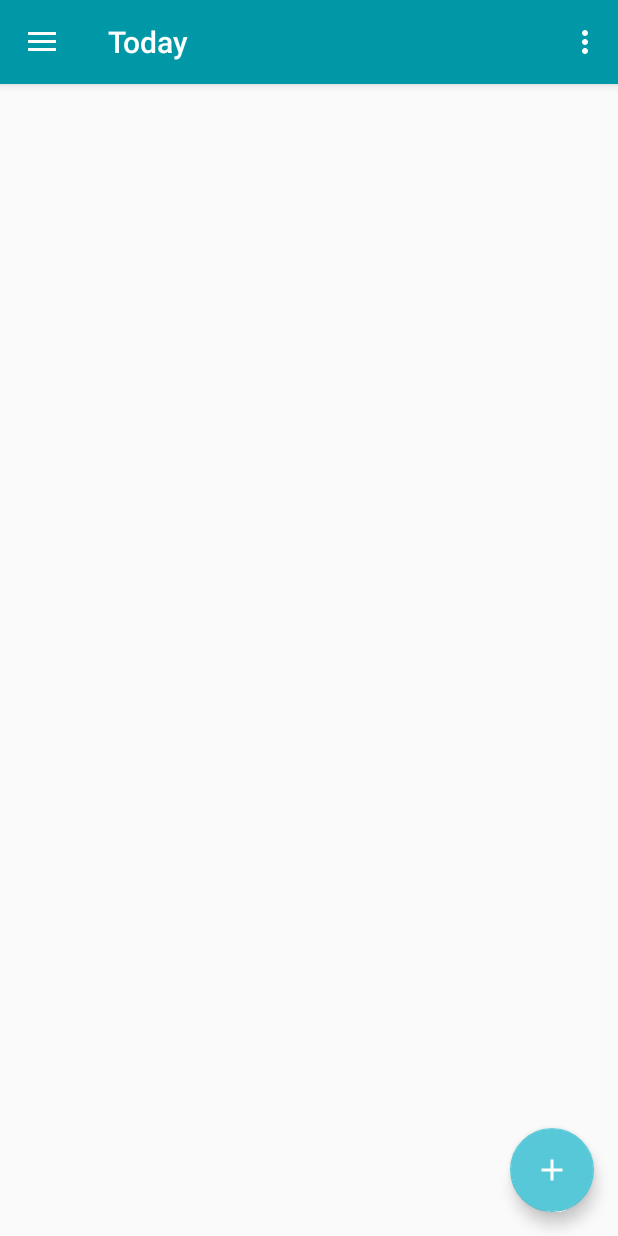
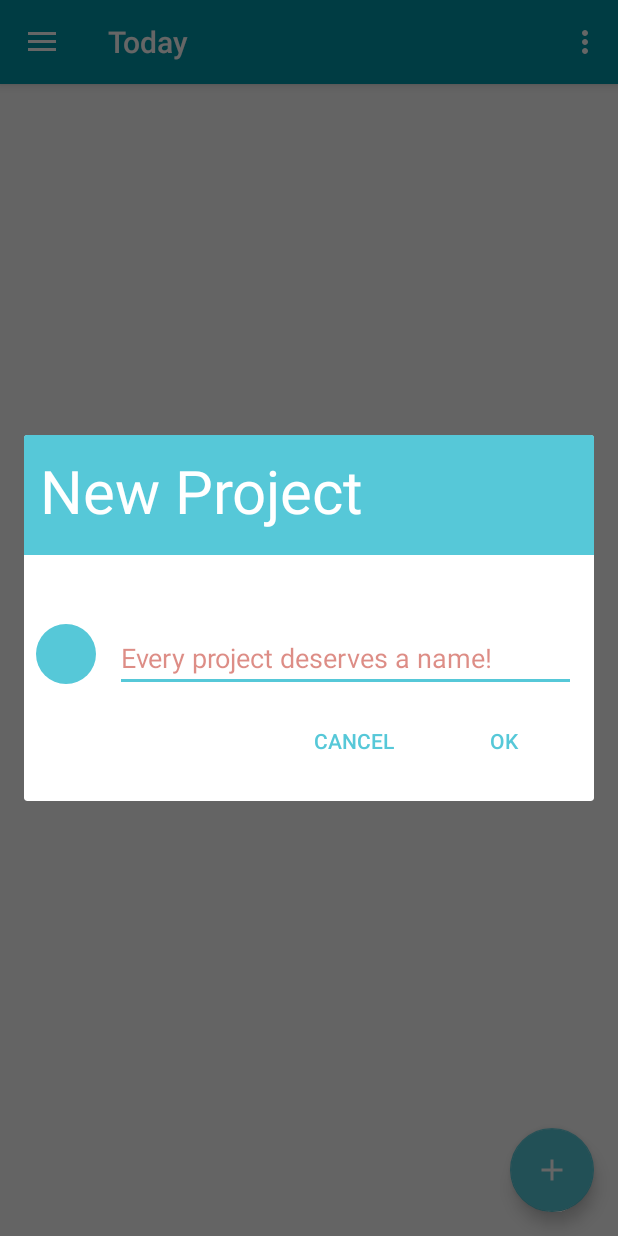
Before and after one commit to keinix/protoflow, an Android app: the fragment NewProjectDialogFragment placed in its activity, after a tap on "OK", on a phone screen of 412 x 824 dp. Run offline under Robolectric (Android 15) with nearby library versions, the phone set to English and light mode, and no system bars; our stand-ins replace ButterKnife, Dagger/Hilt's generated code.

```diff
--- a/app/build.gradle
+++ b/app/build.gradle
@@ -53,5 +53,8 @@ dependencies {
     implementation "com.google.dagger:dagger-android-support:$rootProject.daggerVersion"
     annotationProcessor "com.google.dagger:dagger-android-processor:$rootProject.daggerVersion"
 
+    // Color Picker
+    implementation 'com.github.skydoves:colorpickerpreference:1.0.2'
+
 
 }
--- a/app/src/main/java/io/keinix/protoflow/data/Task.java
+++ b/app/src/main/java/io/keinix/protoflow/data/Task.java
@@ -222,8 +222,6 @@ public class Task {
         return Objects.hash(scheduledDateUtc);
     }
 
-
-
     @Override
     public String toString() {
         return "Task{" +
--- a/app/src/main/java/io/keinix/protoflow/dialogs/NewProjectDialogFragment.java
+++ b/app/src/main/java/io/keinix/protoflow/dialogs/NewProjectDialogFragment.java
@@ -9,7 +9,11 @@ import android.view.LayoutInflater;
 import android.view.View;
 import android.view.ViewGroup;
 import android.widget.Button;
+import android.widget.EditText;
+import android.widget.Toast;
 
+import butterknife.BindColor;
+import butterknife.BindString;
 import butterknife.BindView;
 import butterknife.ButterKnife;
 import butterknife.OnClick;
@@ -18,12 +22,20 @@ import io.keinix.protoflow.R;
 
 public class NewProjectDialogFragment extends DialogFragment {
 
+    @BindView(R.id.edit_text_new_project_name) EditText newProjectEditText;
+    @BindString(R.string.new_project_no_title_warning) String noTitleString;
+    @BindString(R.string.new_project_no_title_toast) String noTitleToastString;
+    @BindColor(R.color.errorHintText) int red;
+
     private Unbinder mUnbinder;
 
     @OnClick(R.id.button_new_project_ok)
     void onNewProjectCreated() {
-        mListener.onProjectCreated();
-        dismiss();
+        String projectName = newProjectEditText.getText().toString();
+        if (checkProjectNameIsNotBack(projectName)) {
+            mListener.onProjectCreated(projectName);
+            dismiss();
+        }
     }
 
     @OnClick(R.id.button_new_project_cancel)
@@ -34,7 +46,7 @@ public class NewProjectDialogFragment extends DialogFragment {
     private OnNewProjectCreatedListener mListener;
 
     public interface OnNewProjectCreatedListener {
-        void onProjectCreated();
+        void onProjectCreated(String projectName);
     }
 
     @NonNull
@@ -57,4 +69,15 @@ public class NewProjectDialogFragment extends DialogFragment {
         super.onDestroyView();
         mUnbinder.unbind();
     }
+
+    private boolean checkProjectNameIsNotBack(String name) {
+        if (name.length() > 0 ) {
+            return true;
+        } else {
+            Toast.makeText(getActivity(), noTitleToastString, Toast.LENGTH_SHORT).show();
+            newProjectEditText.setHintTextColor(red);
+            newProjectEditText.setHint(noTitleString);
+            return false;
+        }
+    }
 }
--- a/app/src/main/res/layout/dialog_new_project.xml
+++ b/app/src/main/res/layout/dialog_new_project.xml
@@ -13,7 +13,7 @@
         android:layout_width="400dp"
         android:layout_height="80dp"
         android:background="@color/colorAccent"
-        android:paddingLeft="16dp"
+        android:paddingLeft="20dp"
         android:paddingTop="10dp"
         android:text="@string/new_project_title"
         android:textColor="@color/white"
--- a/app/src/main/res/values/strings.xml
+++ b/app/src/main/res/values/strings.xml
@@ -31,5 +31,8 @@
 
     <string name="new_project_hint">Project name</string>
     <string name="new_project_title">New Project</string>
+    <string name="new_project_no_title_warning">"Every project deserves a name!"</string>
+    <string name="new_project_no_title_toast">"Project name is blank"</string>
+
 
 </resources>
```
Also changed, not shown: app/src/main/java/io/keinix/protoflow/data/Project.java (added, +34 -0 lines), app/src/main/java/io/keinix/protoflow/data/ProjectTaskJoin.java (added, +46 -0 lines), app/src/main/java/io/keinix/protoflow/data/source/local/ProjectTaskJoinDao.java (added, +24 -0 lines), app/src/main/java/io/keinix/protoflow/dialogs/ColorPickerDialogFragment.java (added, +17 -0 lines), app/src/main/java/io/keinix/protoflow/tasks/TasksActivity.java (+6 -9 lines).
